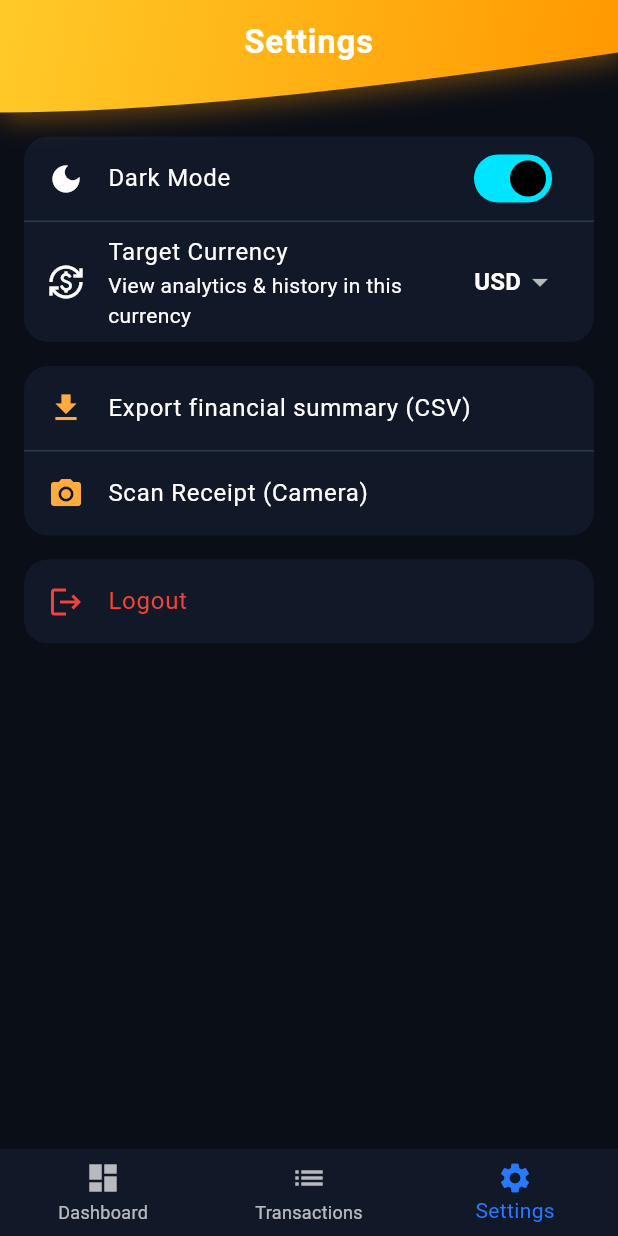
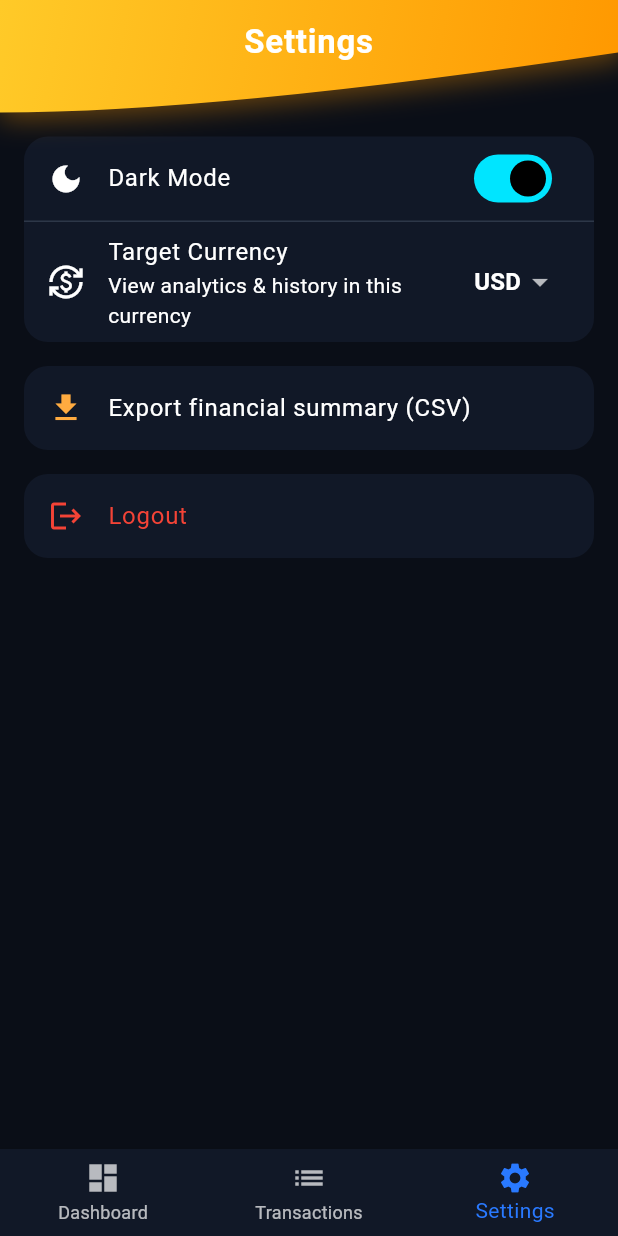
Before and after one commit to GHDBASHEN/Intelligent-Personal-Finance-Budgeting-System, a Flutter app: the SettingsScreen screen opened by its route, on a phone screen of 412 x 824 dp. Run offline on Flutter 3.47's test engine with Material 3 defaults, Android fonts, the light colour scheme and no system bars; our stand-ins replace csv, firebase_auth, firebase_core, fl_chart, flutter_dotenv, flutter_riverpod and 4 more; missing offline and left inert: mobile_scanner; accounts and stored records are empty; network calls fail.

```diff
--- a/lib/presentation/providers/router_provider.dart
+++ b/lib/presentation/providers/router_provider.dart
@@ -7,7 +7,6 @@ import '../screens/dashboard/dashboard_analytics_screen.dart';
 import '../screens/dashboard/past_details_screen.dart';
 import '../screens/transactions/transactions_list_screen.dart';
 import '../screens/settings/settings_screen.dart';
-import '../screens/settings/receipt_scan_screen.dart';
 
 final routerProvider = Provider<GoRouter>((ref) {
   final authState = ref.watch(authProvider);
@@ -33,7 +32,6 @@ final routerProvider = Provider<GoRouter>((ref) {
           GoRoute(path: '/settings', builder: (context, state) => const SettingsScreen()),
         ],
       ),
-      GoRoute(path: '/receipt-scan', builder: (context, state) => const ReceiptScanScreen()),
       GoRoute(path: '/dashboard/past-details', builder: (context, state) => const PastDetailsScreen()),
     ],
   );
--- a/lib/presentation/screens/settings/settings_screen.dart
+++ b/lib/presentation/screens/settings/settings_screen.dart
@@ -3,7 +3,6 @@ import 'package:flutter/material.dart';
 import 'package:flutter_riverpod/flutter_riverpod.dart';
 import 'package:path_provider/path_provider.dart';
 import 'package:csv/csv.dart';
-import 'package:go_router/go_router.dart';
 import '../../providers/transaction_provider.dart';
 import '../../providers/auth_provider.dart';
 import '../../providers/infrastructure_providers.dart';
@@ -86,12 +85,6 @@ class SettingsScreen extends ConsumerWidget {
                   title: const Text('Export financial summary (CSV)'),
                   onTap: () => _exportToCSV(context, transactions),
                 ),
-                const Divider(),
-                ListTile(
-                  leading: const Icon(Icons.camera_alt, color: Colors.orangeAccent),
-                  title: const Text('Scan Receipt (Camera)'),
-                  onTap: () => context.push('/receipt-scan'),
-                ),
               ],
             ),
           ),
```
Also changed, not shown: lib/presentation/screens/settings/receipt_scan_screen.dart (deleted, +0 -60 lines).
